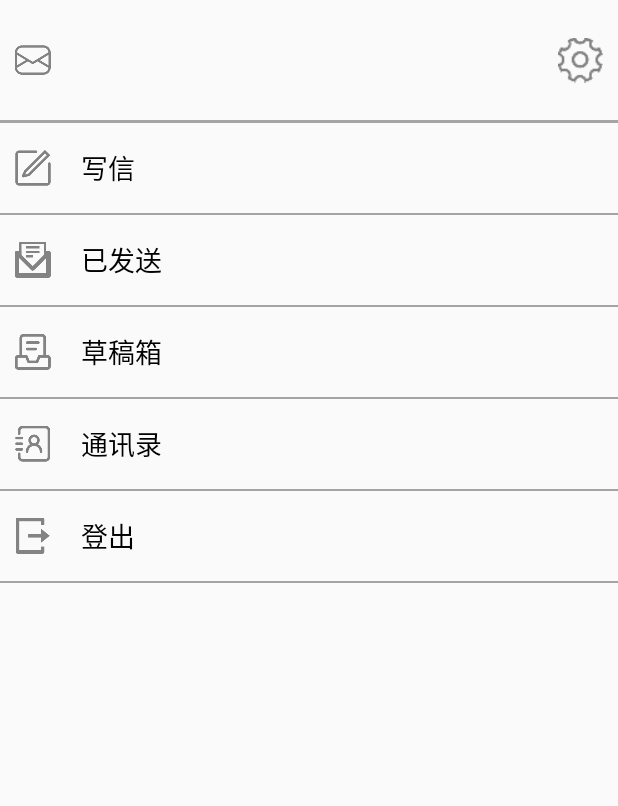
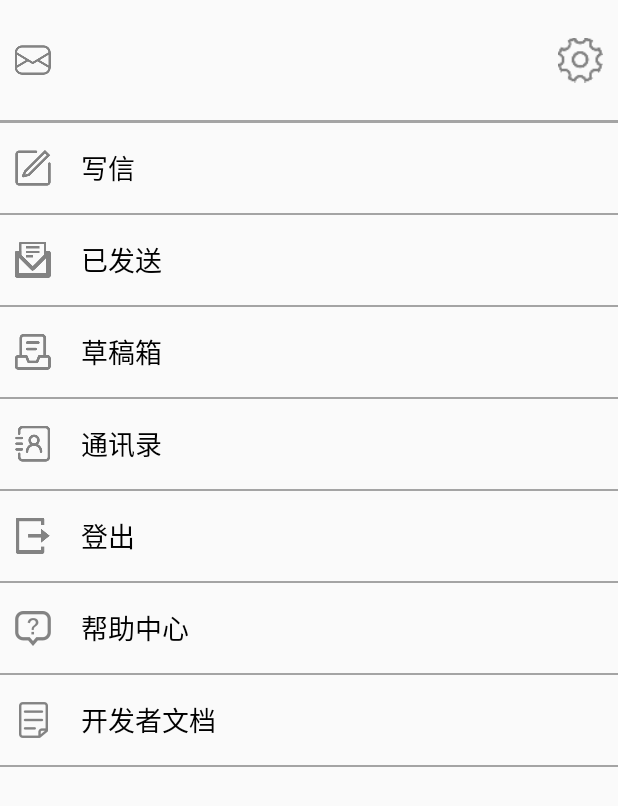
Before and after one commit to xieeryihe/android, an Android app: the HomeActivity screen opened directly, with no data from a screen before it, on a phone screen of 412 x 824 dp. Shown: the top 806 px of the screen. Run offline under Robolectric (Android 15) with nearby library versions, the light colour scheme and no system bars.

Commit message:
增添了一些小玩意，通讯录还没开始

```diff
--- a/SMTPClient/app/src/main/java/com/example/smtpclient/HomeActivity.java
+++ b/SMTPClient/app/src/main/java/com/example/smtpclient/HomeActivity.java
@@ -12,7 +12,9 @@ import android.widget.Toast;
 import androidx.appcompat.app.AppCompatActivity;
 
 public class HomeActivity extends AppCompatActivity {
-    private TextView mTextTitleQQ, mTextWriteEmail, mTextSentbox, mTextDraftbox, mTextContacts, mTextLogout ;
+    private TextView
+            mTextTitleQQ, mTextWriteEmail, mTextSentbox, mTextDraftbox, mTextContacts, mTextLogout,
+            mTextHelp, mTextDocument;
 
     @Override
     protected void onCreate(Bundle savedInstanceState) {
@@ -26,6 +28,8 @@ public class HomeActivity extends AppCompatActivity {
         mTextDraftbox = findViewById(R.id.textview_draftbox);
         mTextContacts = findViewById(R.id.textview_contacts);
         mTextLogout = findViewById(R.id.textview_logout);
+        mTextHelp = findViewById(R.id.textview_help);
+        mTextDocument = findViewById(R.id.textview_document);
 
         mTextTitleQQ.setText(gUsername);
         mTextWriteEmail.setOnClickListener(new View.OnClickListener() {
@@ -73,5 +77,21 @@ public class HomeActivity extends AppCompatActivity {
             }
         });
 
+        mTextHelp.setOnClickListener(new View.OnClickListener() {
+            @Override
+            public void onClick(View v) {
+                Intent intent = new Intent(HomeActivity.this,HelpActivity.class);
+                startActivity(intent);
+            }
+        });
+
+        mTextDocument.setOnClickListener(new View.OnClickListener() {
+            @Override
+            public void onClick(View v) {
+                Intent intent = new Intent(HomeActivity.this,DocumentActivity.class);
+                startActivity(intent);
+            }
+        });
+
     }
 }
--- a/SMTPClient/app/src/main/res/layout/activity_home.xml
+++ b/SMTPClient/app/src/main/res/layout/activity_home.xml
@@ -119,5 +119,36 @@
         android:layout_height="1dp"
         android:background="@color/grey"/>
 
+    <TextView
+        android:id="@+id/textview_help"
+        android:layout_width="match_parent"
+        android:layout_height="@dimen/line_height_xxhigh"
+        android:layout_marginStart="10dp"
+        android:gravity="center_vertical"
+        android:textSize="@dimen/font_size_middle_big"
+        android:text="帮助中心"
+        android:textColor="@color/black"
+        android:drawablePadding="20dp"
+        android:drawableStart="@drawable/help" />
+    <View
+        android:layout_width="match_parent"
+        android:layout_height="1dp"
+        android:background="@color/grey"/>
+
+    <TextView
+        android:id="@+id/textview_document"
+        android:layout_width="match_parent"
+        android:layout_height="@dimen/line_height_xxhigh"
+        android:layout_marginStart="10dp"
+        android:gravity="center_vertical"
+        android:textSize="@dimen/font_size_middle_big"
+        android:text="开发者文档"
+        android:textColor="@color/black"
+        android:drawablePadding="20dp"
+        android:drawableStart="@drawable/document" />
+    <View
+        android:layout_width="match_parent"
+        android:layout_height="1dp"
+        android:background="@color/grey"/>
 
 </LinearLayout>
--- a/SMTPClient/app/src/main/res/values/values.xml
+++ b/SMTPClient/app/src/main/res/values/values.xml
@@ -1,5 +1,6 @@
 <?xml version="1.0" encoding="utf-8"?>
 <resources>
+    <dimen name="font_size_title">30sp</dimen>
     <dimen name="font_size_huge">24sp</dimen>
     <dimen name="font_size_big">20sp</dimen>
     <dimen name="font_size_middle_big">18sp</dimen>
```
Also changed, not shown: SMTPClient/app/src/main/AndroidManifest.xml (+11 -2 lines), SMTPClient/app/src/main/java/com/example/smtpclient/DocumentActivity.java (added, +14 -0 lines), SMTPClient/app/src/main/java/com/example/smtpclient/HelpActivity.java (added, +41 -0 lines), SMTPClient/app/src/main/java/com/example/smtpclient/webView/GetAuthActivity.java (added, +79 -0 lines), SMTPClient/app/src/main/res/layout/activity_document.xml (added, +30 -0 lines), SMTPClient/app/src/main/res/layout/activity_get_auth.xml (added, +11 -0 lines), SMTPClient/app/src/main/res/layout/activity_help.xml (added, +50 -0 lines), SMTPClient/app/src/main/res/drawable-hdpi/document.png (added), SMTPClient/app/src/main/res/drawable-hdpi/help.png (added), SMTPClient/app/src/main/res/drawable-mdpi/document.png (added), SMTPClient/app/src/main/res/drawable-mdpi/help.png (added), SMTPClient/app/src/main/res/drawable-xhdpi/document.png (added), SMTPClient/app/src/main/res/drawable-xhdpi/help.png (added), SMTPClient/app/src/main/res/drawable-xxhdpi/document.png (added), 3 more files.
